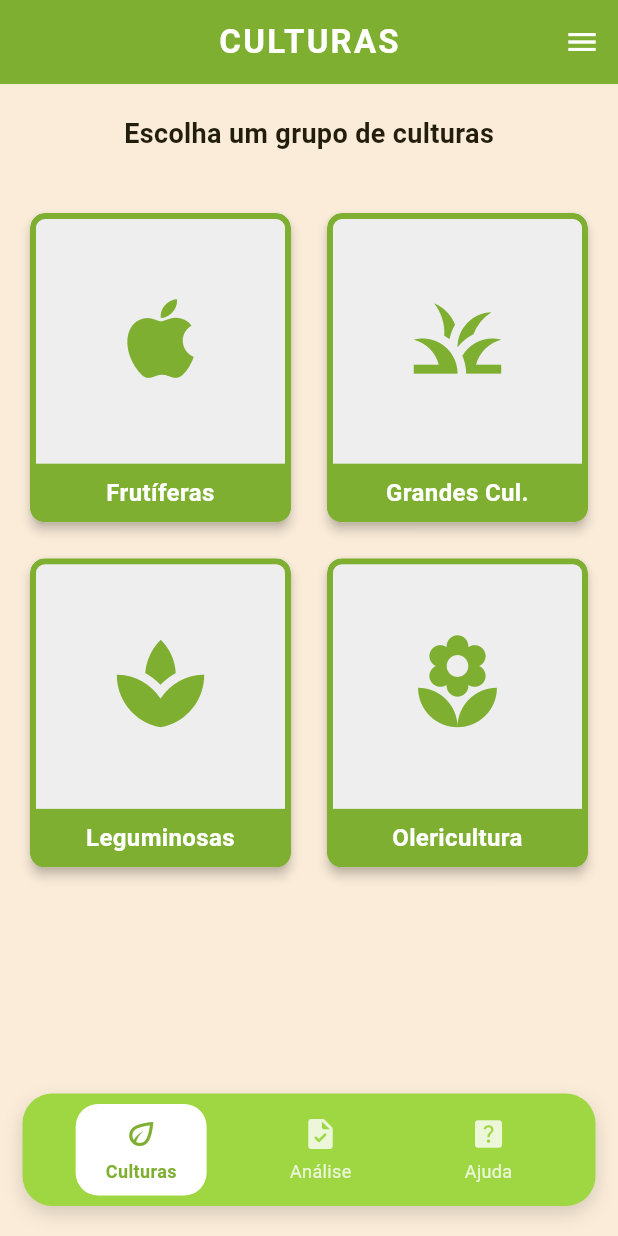
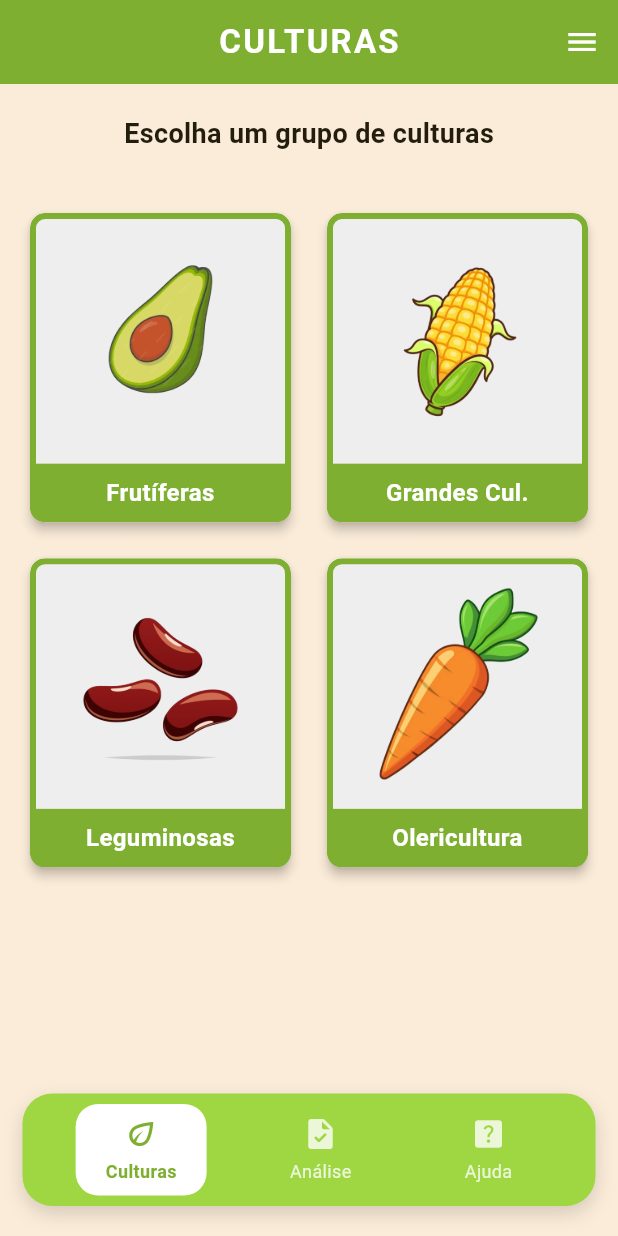
Before and after one commit to MaickonBrenner/caladubo, a Flutter app: the DashboardPage screen opened directly, on a phone screen of 412 x 824 dp. Run offline on Flutter 3.47's test engine with Material 3 defaults, Android fonts, the phone set to English and light mode, and no system bars; our stand-ins replace sqflite, sqflite_common_ffi; missing offline and left inert: responsive_grid_list; accounts and stored records are empty; Roboto replaces fonts that are missing (Montserrat).

Commit message:
Correções

```diff
--- a/lib/views/culturasEspecificasPage.dart
+++ b/lib/views/culturasEspecificasPage.dart
@@ -10,9 +10,9 @@ class CulturasEspecificasPage extends StatelessWidget {
     final Map<String, List<Map<String, String>>> bancoDeCulturas = {
       "Frutíferas": [
         {"nome": "Abacate", "imagem": "assets/cards/abacate.png"},
+        {"nome": "Banana", "imagem": "assets/cards/banana.png"},
         {"nome": "Abacaxi", "imagem": "assets/cards/abacaxi.png"},
         {"nome": "Laranja", "imagem": "assets/cards/laranja.png"},
-        {"nome": "Maracujá", "imagem": "assets/cards/maracuja.png"},
       ],
       "Grandes Cul.": [
         {"nome": "Soja", "imagem": "assets/cards/soja.png"},
--- a/lib/views/gruposCulturasPage.dart
+++ b/lib/views/gruposCulturasPage.dart
@@ -6,11 +6,12 @@ class GruposCulturasPage extends StatelessWidget {
 
   @override
   Widget build(BuildContext context) {
-    final List<Map<String, dynamic>> grupos = [
-      {"nome": "Frutíferas", "icone": Icons.apple},
-      {"nome": "Grandes Cul.", "icone": Icons.grass},
-      {"nome": "Leguminosas", "icone": Icons.spa},
-      {"nome": "Olericultura", "icone": Icons.local_florist},
+    // 1. Mapeamos os caminhos das imagens (String) e não o Widget em si
+    final List<Map<String, String>> grupos = [
+      {"nome": "Frutíferas", "imagem": "assets/cards/abacate.png"},
+      {"nome": "Grandes Cul.", "imagem": "assets/cards/milho.png"},
+      {"nome": "Leguminosas", "imagem": "assets/cards/feijao.png"},
+      {"nome": "Olericultura", "imagem": "assets/cards/cenoura.png"},
     ];
 
     return Container(
@@ -61,15 +62,19 @@ class GruposCulturasPage extends StatelessWidget {
                         Expanded(
                           child: Container(
                             width: double.infinity,
-                            color: Colors.grey[
-                                200], // Fundo levemente cinza para destacar o ícone
+                            padding: const EdgeInsets.all(16),
+                            color: Colors.grey[200],
 
-                            // AQUI ESTÁ O SEU ÍCONE DE VOLTA!
-                            child: Icon(grupos[index]["icone"],
-                                size: 70,
-                                color: const Color.fromRGBO(
-                                    126, 175, 49, 1) // Verde do tema
-                                ),
+                            // 2. Usamos Image.asset para renderizar a imagem com tratamento de erro
+                            child: Image.asset(
+                              grupos[index]["imagem"]!,
+                              fit: BoxFit.contain,
+                              errorBuilder: (context, error, stackTrace) => const Icon(
+                                Icons.eco,
+                                size: 50,
+                                color: Color.fromRGBO(126, 175, 49, 1),
+                              ),
+                            ),
                           ),
                         ),
                         Container(
--- a/pubspec.yaml
+++ b/pubspec.yaml
@@ -67,9 +67,9 @@ flutter:
   uses-material-design: true
 
   assets:
-    - assets/images/logo.png
-    - assets/cards/abacate.png
-    - assets/cards/em_breve.png
+    - assets/images/
+    - assets/cards/
+    - assets/json/
 
   # To add assets to your application, add an assets section, like this:
   # assets:
```
Also changed, not shown: assets/json/milho.json (added, +33 -0 lines), assets/cards/amendoim.png (added), assets/cards/banana.png (added), assets/cards/cenoura.png (added), assets/cards/feijao.png (added), assets/cards/milho.png (added), assets/cards/soja.png (added).
